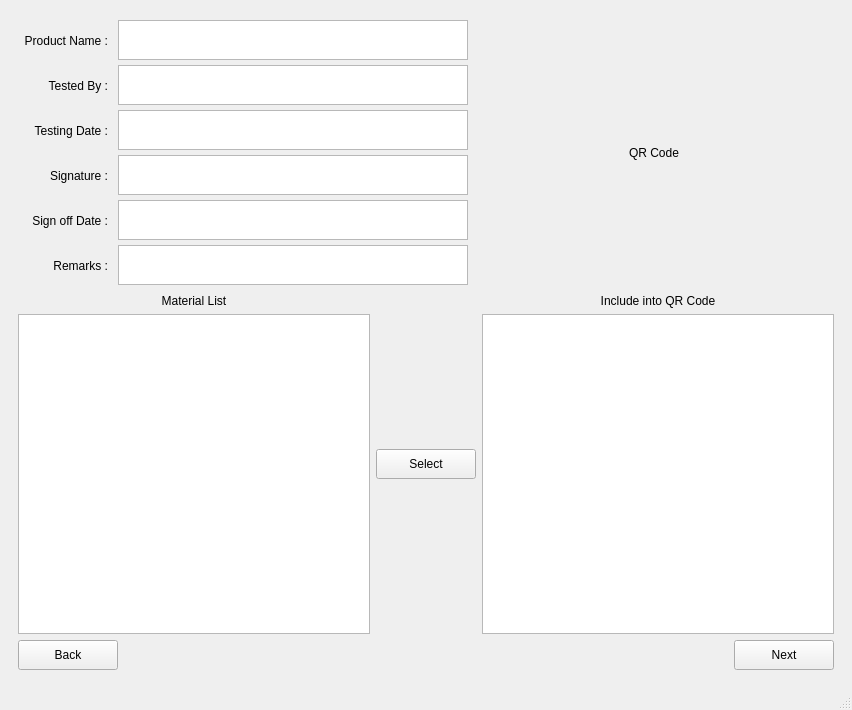
ben-wsh10/Product_Traceability, file Trace.ui: the form before one commit.
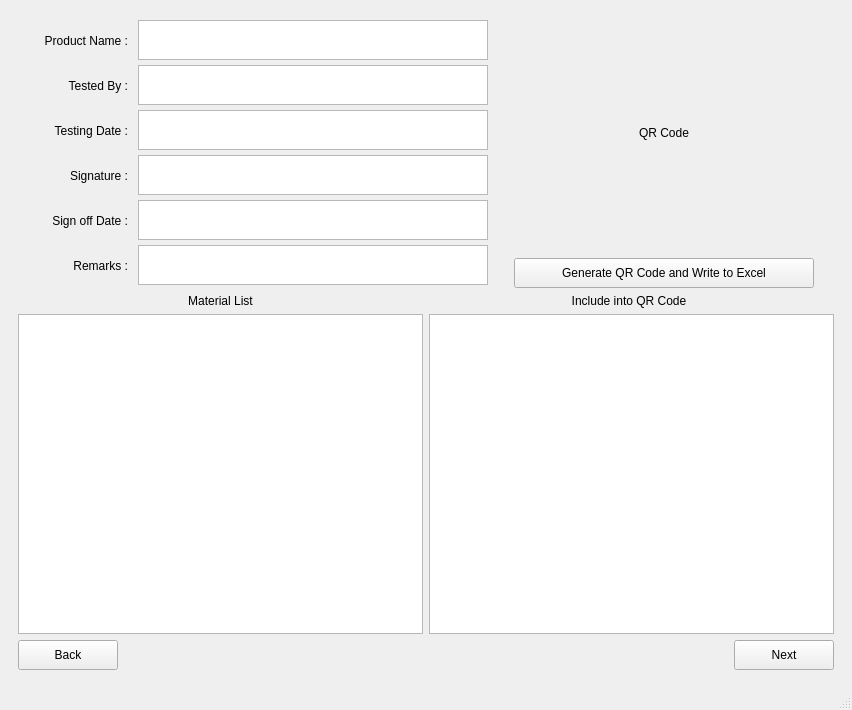
The form after the commit.

Commit message: change slight UI layout

The edit to the form file:
```diff
--- a/Trace.ui
+++ b/Trace.ui
@@ -1441,13 +1441,13 @@
                     </property>
                     <property name="minimumSize">
                      <size>
-                      <width>100</width>
+                      <width>120</width>
                       <height>45</height>
                      </size>
                     </property>
                     <property name="maximumSize">
                      <size>
-                      <width>100</width>
+                      <width>120</width>
                       <height>45</height>
                      </size>
                     </property>
@@ -1495,13 +1495,13 @@
                     </property>
                     <property name="minimumSize">
                      <size>
-                      <width>100</width>
+                      <width>120</width>
                       <height>45</height>
                      </size>
                     </property>
                     <property name="maximumSize">
                      <size>
-                      <width>100</width>
+                      <width>120</width>
                       <height>45</height>
                      </size>
                     </property>
@@ -1549,13 +1549,13 @@
                     </property>
                     <property name="minimumSize">
                      <size>
-                      <width>100</width>
+                      <width>120</width>
                       <height>45</height>
                      </size>
                     </property>
                     <property name="maximumSize">
                      <size>
-                      <width>100</width>
+                      <width>120</width>
                       <height>45</height>
                      </size>
                     </property>
@@ -1603,13 +1603,13 @@
                     </property>
                     <property name="minimumSize">
                      <size>
-                      <width>100</width>
+                      <width>120</width>
                       <height>45</height>
                      </size>
                     </property>
                     <property name="maximumSize">
                      <size>
-                      <width>100</width>
+                      <width>120</width>
                       <height>45</height>
                      </size>
                     </property>
@@ -1657,13 +1657,13 @@
                     </property>
                     <property name="minimumSize">
                      <size>
-                      <width>100</width>
+                      <width>120</width>
                       <height>45</height>
                      </size>
                     </property>
                     <property name="maximumSize">
                      <size>
-                      <width>100</width>
+                      <width>120</width>
                       <height>45</height>
                      </size>
                     </property>
@@ -1705,13 +1705,13 @@
                    <widget class="QLabel" name="label_18">
                     <property name="minimumSize">
                      <size>
-                      <width>100</width>
+                      <width>120</width>
                       <height>45</height>
                      </size>
                     </property>
                     <property name="maximumSize">
                      <size>
-                      <width>100</width>
+                      <width>120</width>
                       <height>45</height>
                      </size>
                     </property>
@@ -1751,7 +1751,27 @@
               </item>
               <item>
                <layout class="QVBoxLayout" name="verticalLayout_16">
-                <item alignment="Qt::AlignHCenter|Qt::AlignVCenter">
+                <item>
+                 <layout class="QVBoxLayout" name="verticalLayout_20">
+                  <item>
+                   <spacer name="verticalSpacer">
+                    <property name="orientation">
+                     <enum>Qt::Vertical</enum>
+                    </property>
+                    <property name="sizeType">
+                     <enum>QSizePolicy::Minimum</enum>
+                    </property>
+                    <property name="sizeHint" stdset="0">
+                     <size>
+                      <width>20</width>
+                      <height>40</height>
+                     </size>
+                    </property>
+                   </spacer>
+                  </item>
+                 </layout>
+                </item>
+                <item alignment="Qt::AlignHCenter|Qt::AlignBottom">
                  <widget class="QLabel" name="qrCode2">
                   <property name="sizePolicy">
                    <sizepolicy hsizetype="Minimum" vsizetype="Minimum">
@@ -1779,6 +1799,41 @@
                   </property>
                  </widget>
                 </item>
+                <item>
+                 <layout class="QHBoxLayout" name="horizontalLayout_31">
+                  <property name="spacing">
+                   <number>6</number>
+                  </property>
+                  <item alignment="Qt::AlignHCenter|Qt::AlignBottom">
+                   <widget class="QPushButton" name="writeButton2">
+                    <property name="sizePolicy">
+                     <sizepolicy hsizetype="Expanding" vsizetype="Minimum">
+                      <horstretch>0</horstretch>
+                      <verstretch>0</verstretch>
+                     </sizepolicy>
+                    </property>
+                    <property name="minimumSize">
+                     <size>
+                      <width>300</width>
+                      <height>30</height>
+                     </size>
+                    </property>
+                    <property name="maximumSize">
+                     <size>
+                      <width>300</width>
+                      <height>30</height>
+                     </size>
+                    </property>
+                    <property name="layoutDirection">
+                     <enum>Qt::LeftToRight</enum>
+                    </property>
+                    <property name="text">
+                     <string>Generate QR Code and Write to Excel</string>
+                    </property>
+                   </widget>
+                  </item>
+                 </layout>
+                </item>
                </layout>
               </item>
              </layout>
@@ -1822,33 +1877,7 @@
                </layout>
               </item>
               <item>
-               <layout class="QVBoxLayout" name="verticalLayout_19">
-                <item>
-                 <widget class="QPushButton" name="selectButton">
-                  <property name="sizePolicy">
-                   <sizepolicy hsizetype="Minimum" vsizetype="Minimum">
-                    <horstretch>0</horstretch>
-                    <verstretch>0</verstretch>
-                   </sizepolicy>
-                  </property>
-                  <property name="minimumSize">
-                   <size>
-                    <width>100</width>
-                    <height>30</height>
-                   </size>
-                  </property>
-                  <property name="maximumSize">
-                   <size>
-                    <width>100</width>
-                    <height>30</height>
-                   </size>
-                  </property>
-                  <property name="text">
-                   <string>Select</string>
-                  </property>
-                 </widget>
-                </item>
-               </layout>
+               <layout class="QVBoxLayout" name="verticalLayout_19"/>
               </item>
               <item>
                <layout class="QVBoxLayout" name="verticalLayout_18">
```
The commit also changes 1 other file.
